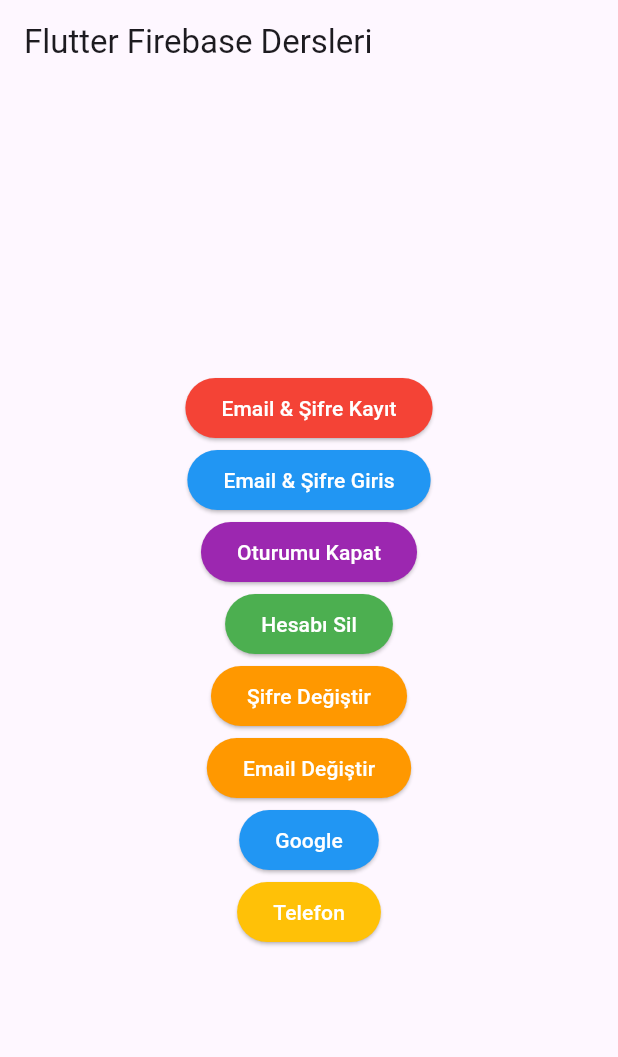
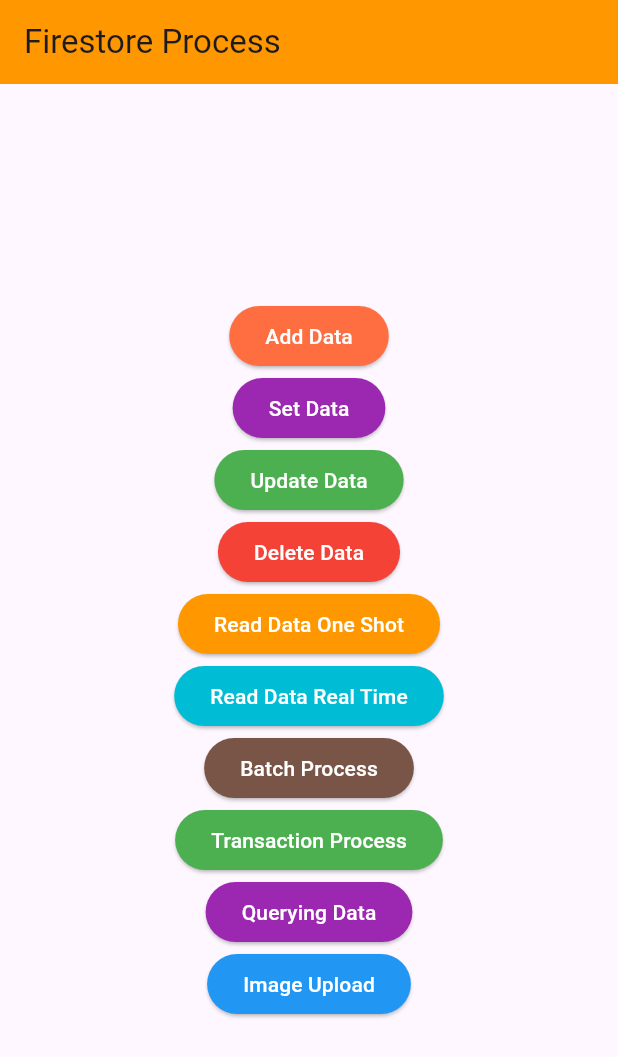
Before and after one commit to buraksevincli/flutter_firebase, a Flutter app: the screen it shows after launch, on a phone screen of 412 x 824 dp. Shown: the top 1057 px of the screen. Run offline on Flutter 3.47's test engine with Material 3 defaults, Android fonts, the phone set to English and light mode, and no system bars; our stand-ins replace cloud_firestore, firebase_auth, firebase_core, firebase_storage, google_sign_in, image_picker; accounts and stored records are empty.

Commit message:
Firestore Process

```diff
--- /dev/null
+++ b/lib/firestore_process.dart
@@ -0,0 +1,282 @@
+import 'dart:async';
+import 'dart:io';
+import 'dart:math';
+
+import 'package:cloud_firestore/cloud_firestore.dart';
+import 'package:firebase_storage/firebase_storage.dart';
+import 'package:flutter/material.dart';
+import 'package:image_picker/image_picker.dart';
+
+class FirestoreProcess extends StatelessWidget {
+  FirestoreProcess({super.key});
+
+  FirebaseFirestore firestore = FirebaseFirestore.instance;
+  StreamSubscription? userSubscribe;
+
+  @override
+  Widget build(BuildContext context) {
+    // ID'ler
+    debugPrint(firestore.collection("users").id);
+    debugPrint(firestore.collection("users").doc().id);
+    return Scaffold(
+      appBar: AppBar(
+        title: const Text("Firestore Process"),
+        backgroundColor: Colors.orange,
+      ),
+      body: Center(
+        child: Column(
+          mainAxisAlignment: MainAxisAlignment.center,
+          children: [
+            ElevatedButton(
+                onPressed: () {
+                  addDataFunction();
+                },
+                style: ButtonStyle(
+                    backgroundColor: MaterialStateColor.resolveWith(
+                        (states) => Colors.deepOrangeAccent)),
+                child: const Text(
+                  "Add Data",
+                  style: TextStyle(color: Colors.white),
+                )),
+            ElevatedButton(
+                onPressed: () {
+                  setDataFunction();
+                },
+                style: ButtonStyle(
+                    backgroundColor: MaterialStateColor.resolveWith(
+                        (states) => Colors.purple)),
+                child: const Text(
+                  "Set Data",
+                  style: TextStyle(color: Colors.white),
+                )),
+            ElevatedButton(
+                onPressed: () {
+                  updateDataFunction();
+                },
+                style: ButtonStyle(
+                    backgroundColor: MaterialStateColor.resolveWith(
+                        (states) => Colors.green)),
+                child: const Text(
+                  "Update Data",
+                  style: TextStyle(color: Colors.white),
+                )),
+            ElevatedButton(
+                onPressed: () {
+                  deleteDataFunction();
+                },
+                style: ButtonStyle(
+                    backgroundColor:
+                        MaterialStateColor.resolveWith((states) => Colors.red)),
+                child: const Text(
+                  "Delete Data",
+                  style: TextStyle(color: Colors.white),
+                )),
+            ElevatedButton(
+                onPressed: () {
+                  readDataOneShotFunction();
+                },
+                style: ButtonStyle(
+                    backgroundColor: MaterialStateColor.resolveWith(
+                        (states) => Colors.orange)),
+                child: const Text(
+                  "Read Data One Shot",
+                  style: TextStyle(color: Colors.white),
+                )),
+            ElevatedButton(
+                onPressed: () {
+                  readDataRealTimeFunction();
+                },
+                style: ButtonStyle(
+                    backgroundColor: MaterialStateColor.resolveWith(
+                        (states) => Colors.cyan)),
+                child: const Text(
+                  "Read Data Real Time",
+                  style: TextStyle(color: Colors.white),
+                )),
+            ElevatedButton(
+                onPressed: () {
+                  batchFunction();
+                },
+                style: ButtonStyle(
+                    backgroundColor: MaterialStateColor.resolveWith(
+                        (states) => Colors.brown)),
+                child: const Text(
+                  "Batch Process",
+                  style: TextStyle(color: Colors.white),
+                )),
+            ElevatedButton(
+                onPressed: () {
+                  transactionFunction();
+                },
+                style: ButtonStyle(
+                    backgroundColor: MaterialStateColor.resolveWith(
+                        (states) => Colors.green)),
+                child: const Text(
+                  "Transaction Process",
+                  style: TextStyle(color: Colors.white),
+                )),
+            ElevatedButton(
+                onPressed: () {
+                  queryingDataFunction();
+                },
+                style: ButtonStyle(
+                    backgroundColor: MaterialStateColor.resolveWith(
+                        (states) => Colors.purple)),
+                child: const Text(
+                  "Querying Data",
+                  style: TextStyle(color: Colors.white),
+                )),
+            ElevatedButton(
+                onPressed: () {
+                  imageUploadFunction();
+                },
+                style: ButtonStyle(
+                    backgroundColor: MaterialStateColor.resolveWith(
+                        (states) => Colors.blue)),
+                child: const Text(
+                  "Image Upload",
+                  style: TextStyle(color: Colors.white),
+                )),
+          ],
+        ),
+      ),
+    );
+  }
+
+  void addDataFunction() async {
+    Map<String, dynamic> _additiveUser = <String, dynamic>{};
+    _additiveUser["name"] = "Burak";
+    _additiveUser["age"] = 28;
+    _additiveUser["student"] = false;
+    _additiveUser["address"] = {"province": "Bursa", "county": "Nilüfer"};
+    _additiveUser["colors"] = FieldValue.arrayUnion(["Mavi", "Yeşil"]);
+    _additiveUser["createdAt"] = FieldValue.serverTimestamp();
+
+    await firestore.collection("users").add(_additiveUser);
+  }
+
+  // Set ile hem veri ekleyebilir hemde veri güncelleyebiliriz. Yanlış ID girersek yeni bir alan oluşturup veriyi orada saklar.
+  void setDataFunction() async {
+    // var newDocId = firestore.collection("users").doc().id;
+    // await firestore
+    //     .doc("users/$newDocId")
+    //     .set({"name": "Burak", "userID": newDocId});
+
+    // Set işleminde SetOptions(merge: true) yapmazsak her şeyi silip sadece set ile gönderdiğimiz veriyi kaydeder.
+    await firestore.doc("users/MfCkS4vxl1e6VwbFvb9Z").set({
+      "University": "Dumlupınar Üniversitesi",
+      "name": "Burak",
+      "age": FieldValue.increment(1)
+    }, SetOptions(merge: true));
+  }
+
+  void deleteDataFunction() async {
+    await firestore.doc("users/MfCkS4vxl1e6VwbFvb9Z").delete();
+  }
+
+  // Update ile güncellemeye çalıştığımız veri yoksa da oluşturulur. Ancak ID yanlışsa hata verir.
+  void updateDataFunction() async {
+    await firestore.doc("users/MfCkS4vxl1e6VwbFvb9Z").update(
+        {"name": "Burak", "student": false, "address.province": "İzmir"});
+  }
+
+  void readDataOneShotFunction() async {
+    var userDoc = await firestore.collection("users").get();
+    for (var element in userDoc.docs) {
+      Map userMap = element.data();
+      debugPrint(userMap["name"]);
+    }
+
+    var _burakDoc = await firestore.doc("users/MfCkS4vxl1e6VwbFvb9Z").get();
+    debugPrint(_burakDoc.data()!["address"]["province"].toString());
+  }
+
+  void readDataRealTimeFunction() async {
+    //var userStream = await firestore.collection("users").snapshots();
+    var userStream =
+        await firestore.doc("users/MfCkS4vxl1e6VwbFvb9Z").snapshots();
+    userSubscribe = userStream.listen((event) {
+      // for (var element in event.docChanges) {
+      //   debugPrint(element.doc.data().toString());
+      // }
+      debugPrint(event.data().toString());
+    });
+  }
+
+  streamStop() async {
+    await userSubscribe?.cancel();
+  }
+
+  void batchFunction() async {
+    WriteBatch batch = firestore.batch();
+    CollectionReference countersCollectionReference =
+        firestore.collection("counters");
+
+    // for (var i = 0; i < 100; i++) {
+    //   var newDoc = countersCollectionReference.doc();
+    //   batch.set(newDoc, {"counter": ++i, "id": newDoc.id});
+    // }
+
+    // var counterDoc = await countersCollectionReference.get();
+    // for (var element in counterDoc.docs) {
+    //   batch.update(
+    //       element.reference, {"createdAt": FieldValue.serverTimestamp()});
+    // }
+
+    var counterDoc = await countersCollectionReference.get();
+    for (var element in counterDoc.docs) {
+      batch.delete(element.reference);
+    }
+
+    await batch.commit();
+  }
+
+  void transactionFunction() async {
+    firestore.runTransaction((transaction) async {
+      DocumentReference<Map<String, dynamic>> burakRef =
+          firestore.doc("users/ACn55NdVfYv6iOU48pgg");
+      DocumentReference<Map<String, dynamic>> bayarRef =
+          firestore.doc("users/MfCkS4vxl1e6VwbFvb9Z");
+
+      var burakSnapshot = await transaction.get(burakRef);
+      var burakMoney = burakSnapshot["money"];
+
+      if (burakMoney > 100) {
+        var burakNewMoney = burakMoney - 100;
+        transaction.update(burakRef, {"money": burakNewMoney});
+        transaction.update(bayarRef, {"money": FieldValue.increment(100)});
+      }
+    });
+  }
+
+  void queryingDataFunction() async {
+    var userRef = firestore.collection("users");
+    var result = await userRef.where("age", isLessThanOrEqualTo: 30).get();
+
+    // for (var user in result.docs) {
+    //   debugPrint(user.data()["name"]);
+    // }
+
+    //descending = false (küçükten büyüğe)
+    var sort = await userRef.orderBy("age", descending: false).get();
+    for (var user in sort.docs) {
+      debugPrint(user.data()["name"]);
+    }
+  }
+
+  void imageUploadFunction() async {
+    final ImagePicker picker = ImagePicker();
+
+    XFile? file = await picker.pickImage(source: ImageSource.camera);
+    var profileRef = FirebaseStorage.instance.ref("users/profile_pictures/user_id");
+    var task = profileRef.putFile(File(file!.path));
+
+    task.whenComplete(() async {
+      var url = await profileRef.getDownloadURL();
+      firestore
+          .doc("users/ACn55NdVfYv6iOU48pgg")
+          .set({"profile_picture": url.toString()}, SetOptions(merge: true));
+      debugPrint(url);
+    });
+  }
+}
--- a/lib/main.dart
+++ b/lib/main.dart
@@ -2,6 +2,7 @@ import 'package:firebase_auth/firebase_auth.dart';
 import 'package:firebase_core/firebase_core.dart';
 import 'package:flutter/material.dart';
 import 'package:flutter_firebase/firebase_options.dart';
+import 'package:flutter_firebase/firestore_process.dart';
 import 'package:google_sign_in/google_sign_in.dart';
 
 void main() async {
@@ -9,7 +10,7 @@ void main() async {
   await Firebase.initializeApp(
     options: DefaultFirebaseOptions.currentPlatform,
   );
-  runApp(MyApp());
+  runApp(const MyApp());
 }
 
 class MyApp extends StatelessWidget {
@@ -17,9 +18,10 @@ class MyApp extends StatelessWidget {
 
   @override
   Widget build(BuildContext context) {
-    return const MaterialApp(
+    return MaterialApp(
+      debugShowCheckedModeBanner: false,
       title: 'Firebase',
-      home: MyHomePage(title: "Flutter Firebase Dersleri"),
+      home: FirestoreProcess(),
     );
   }
 }
@@ -58,7 +60,12 @@ class _MyHomePageState extends State<MyHomePage> {
       appBar: AppBar(
         title: Text(widget.title),
       ),
-      body: Center(
+      body: authenticationProcess(),
+    );
+  }
+
+  Center authenticationProcess() {
+    return Center(
       child: Column(mainAxisAlignment: MainAxisAlignment.center, children: [
         ElevatedButton(
             style: ElevatedButton.styleFrom(backgroundColor: Colors.red),
@@ -133,7 +140,6 @@ class _MyHomePageState extends State<MyHomePage> {
               style: TextStyle(color: Colors.white),
             )),
       ]),
-      ),
     );
   }
 
--- a/pubspec.yaml
+++ b/pubspec.yaml
@@ -38,6 +38,9 @@ dependencies:
   firebase_core: ^2.24.2
   firebase_auth: ^4.15.3
   google_sign_in: ^6.2.1
+  cloud_firestore: ^4.13.6
+  firebase_storage: ^11.5.6
+  image_picker: ^1.0.5
 
 dev_dependencies:
   flutter_test:
```
Also changed, not shown: pubspec.lock, 5 other files. Lines whose indentation alone changed are shown as unchanged.
